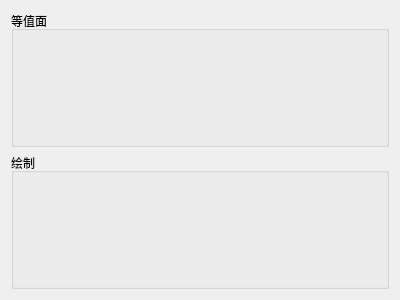
Above: app/isosurface/main_window.ui from Kouek/vis-osg-qt before the change. Below: the same form after it.
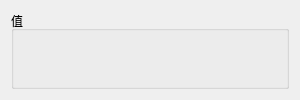
That is the form after the change.

Commit message: 加入2D等值线

```diff
--- a/app/isosurface/main_window.ui
+++ b/app/isosurface/main_window.ui
@@ -6,8 +6,8 @@
    <rect>
     <x>0</x>
     <y>0</y>
-    <width>400</width>
-    <height>300</height>
+    <width>300</width>
+    <height>100</height>
    </rect>
   </property>
   <property name="windowTitle">
@@ -17,14 +17,7 @@
    <item>
     <widget class="QGroupBox" name="groupBox_Isosurface">
      <property name="title">
-      <string>等值面</string>
-     </property>
-    </widget>
-   </item>
-   <item>
-    <widget class="QGroupBox" name="groupBox">
-     <property name="title">
-      <string>绘制</string>
+      <string>值</string>
      </property>
     </widget>
    </item>
```
Left out of the diff: 2 changed lines with no effect on the pictures. The commit also changes 9 other files.
